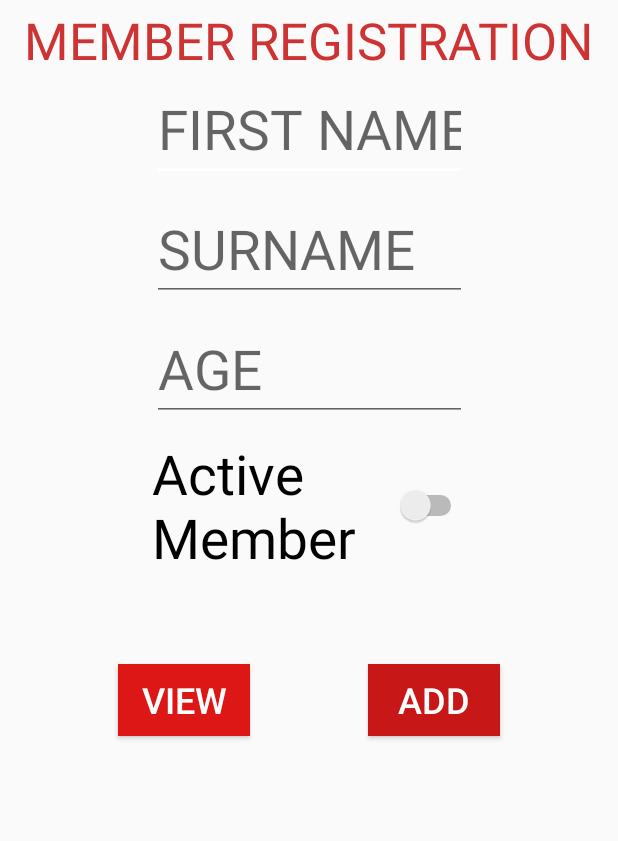
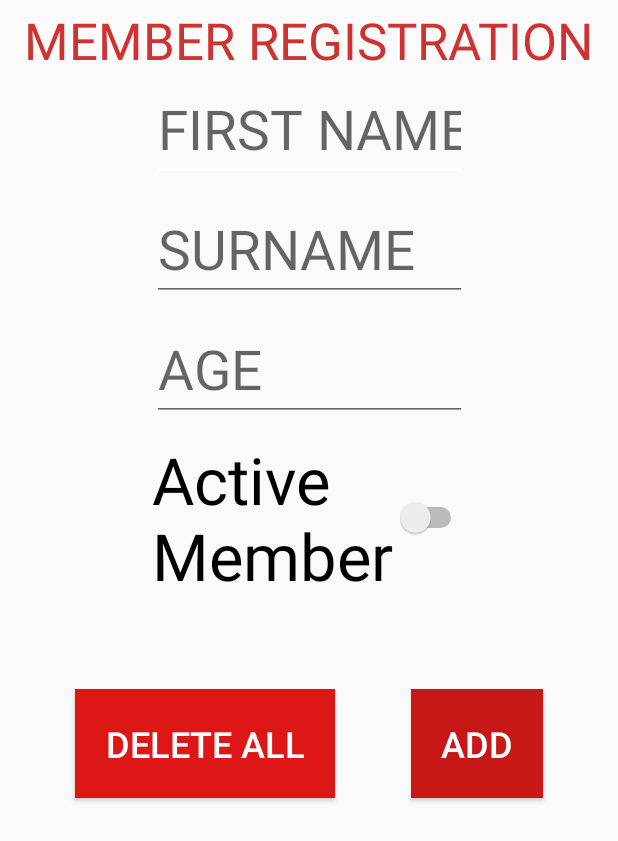
Before and after one commit to jetbreed/SQLiteDemo, an Android app: the screen it shows after launch (MainActivity), on a phone screen of 412 x 824 dp. Shown: the top 841 px of the screen. Run offline under Robolectric (Android 15) with nearby library versions, the phone set to English and light mode, and no system bars.

Commit message:
Full WorkpSpace

```diff
--- a/app/src/main/java/com/niit/sqlitedemo/DatabaseAccessModeller.java
+++ b/app/src/main/java/com/niit/sqlitedemo/DatabaseAccessModeller.java
@@ -8,7 +8,6 @@ import android.database.sqlite.SQLiteOpenHelper;
 
 import androidx.annotation.Nullable;
 
-import java.lang.reflect.Member;
 import java.util.ArrayList;
 import java.util.List;
 
@@ -23,6 +22,7 @@ public class DatabaseAccessModeller extends SQLiteOpenHelper {
     public DatabaseAccessModeller(@Nullable Context theMainActvityClass) {
         super(theMainActvityClass, "member.db", null, 1);
     }
+
 
     @Override
     public void onCreate(SQLiteDatabase member_db) {
@@ -110,4 +110,15 @@ public class DatabaseAccessModeller extends SQLiteOpenHelper {
         }
     }
 
+    public boolean deleteAll(MemberModel memberModel){
+
+        SQLiteDatabase db = this.getWritableDatabase();
+        String queryString = "DELETE FROM " + MEMBER;
+
+//        db.execSQL(queryString, null);
+        db.execSQL(queryString);
+//        db.close();
+        return true;
+    }
+
 }
--- a/app/src/main/java/com/niit/sqlitedemo/MainActivity.java
+++ b/app/src/main/java/com/niit/sqlitedemo/MainActivity.java
@@ -18,7 +18,7 @@ import java.util.List;
 public class MainActivity extends AppCompatActivity {
 
     //    Class Members -> Referencing the widgets---
-    Button btnAdd, btnView;
+    Button btnAdd, btnDeleteAll;
     EditText firstName;
     EditText surName;
     EditText age;
@@ -34,23 +34,32 @@ public class MainActivity extends AppCompatActivity {
         setContentView(R.layout.activity_main);
 
         btnAdd = findViewById(R.id.btnAdd);
-        btnView = findViewById(R.id.btnView);
+        btnDeleteAll = findViewById(R.id.btnDeleteAll);
         firstName = findViewById(R.id.firstName);
         surName = findViewById(R.id.surName);
         age = findViewById(R.id.age);
         activeMember = findViewById(R.id.activeMember);
         listView = findViewById(R.id.listView);
 
-        databaseAccessModeller = new DatabaseAccessModeller(MainActivity.this);
-//        dssds
-        memberArrayList = new ArrayAdapter<MemberModel>(MainActivity.this, android.R.layout.simple_list_item_1, databaseAccessModeller.getResultList());
+        databaseAccessModeller =
+                new DatabaseAccessModeller(this);
+
+        memberArrayList =
+                new ArrayAdapter<MemberModel>
+                        (MainActivity.this,
+                                android.R.layout.simple_list_item_1,
+                                databaseAccessModeller.getResultList());
+
         listView.setAdapter(memberArrayList);
 
-        btnAdd.setOnClickListener(new View.OnClickListener() {
-            @Override
-            public void onClick(View view) {
+        btnAdd.setOnClickListener(view -> {
                 try {
-                    memberModel = new MemberModel(-1, firstName.getText().toString(), surName.getText().toString(), Integer.parseInt(age.getText().toString()), activeMember.isChecked());
+                    memberModel = new MemberModel(
+                            -1,
+                            firstName.getText().toString(),
+                            surName.getText().toString(),
+                            Integer.parseInt(age.getText().toString()),
+                            activeMember.isChecked());
 //                    Toast.makeText(MainActivity.this, memberModel.toString(), Toast.LENGTH_SHORT).show();
                     DatabaseAccessModeller databaseAccessModeller = new DatabaseAccessModeller(MainActivity.this);
 
@@ -65,19 +74,19 @@ public class MainActivity extends AppCompatActivity {
                     Toast.makeText(MainActivity.this, "Inputs Required", Toast.LENGTH_SHORT).show();
                 }
 
-            }
         });
 
-        btnView.setOnClickListener(new View.OnClickListener() {
+        btnDeleteAll.setOnClickListener(new View.OnClickListener() {
             @Override
             public void onClick(View view) {
                 databaseAccessModeller = new DatabaseAccessModeller(MainActivity.this);
-//                List<MemberModel> allMembers = databaseAccessModeller.getResultList();
+
+                boolean deleteSuccess = databaseAccessModeller.deleteAll(memberModel);
+                    Toast.makeText(MainActivity.this, "Status = " + deleteSuccess, Toast.LENGTH_SHORT).show();
 
                 memberArrayList = new ArrayAdapter<MemberModel>(MainActivity.this, android.R.layout.simple_list_item_1, databaseAccessModeller.getResultList());
                 listView.setAdapter(memberArrayList);
 
-//                Toast.makeText(MainActivity.this, allMembers.toString(), Toast.LENGTH_SHORT).show();
             }
         });
 
--- a/app/src/main/res/layout/activity_main.xml
+++ b/app/src/main/res/layout/activity_main.xml
@@ -75,7 +75,7 @@
         android:layout_height="wrap_content"
         android:layout_marginTop="10dp"
         android:text="Active Member"
-        android:textSize="55px"
+        android:textSize="65px"
         app:layout_constraintEnd_toEndOf="parent"
         app:layout_constraintHorizontal_bias="0.501"
         app:layout_constraintStart_toStartOf="parent"
@@ -90,23 +90,25 @@
         android:layout_marginEnd="8dp"
         android:background="#C71717"
         android:text="ADD"
+        android:padding="20dp"
         android:textColor="#FFFFFF"
         android:textSize="24sp"
-        app:layout_constraintBottom_toBottomOf="@+id/btnView"
+        app:layout_constraintBottom_toBottomOf="@+id/btnDeleteAll"
         app:layout_constraintEnd_toEndOf="parent"
-        app:layout_constraintStart_toEndOf="@+id/btnView"
-        app:layout_constraintTop_toTopOf="@+id/btnView" />
+        app:layout_constraintStart_toEndOf="@+id/btnDeleteAll"
+        app:layout_constraintTop_toTopOf="@+id/btnDeleteAll" />
 
     <Button
-        android:id="@+id/btnView"
+        android:id="@+id/btnDeleteAll"
         android:layout_width="wrap_content"
         android:layout_height="wrap_content"
         android:layout_marginStart="8dp"
         android:layout_marginTop="60dp"
         android:background="#DD1616"
-        android:text="VIEW"
+        android:text="DELETE ALL"
         android:textColor="#FFFFFF"
         android:textSize="24sp"
+        android:padding="20dp"
         app:layout_constraintEnd_toStartOf="@id/btnAdd"
         app:layout_constraintStart_toStartOf="parent"
         app:layout_constraintTop_toBottomOf="@+id/activeMember" />
@@ -118,7 +120,7 @@
         android:layout_marginTop="20dp"
         app:layout_constraintEnd_toEndOf="parent"
         app:layout_constraintStart_toStartOf="parent"
-        app:layout_constraintTop_toBottomOf="@+id/btnView" />
+        app:layout_constraintTop_toBottomOf="@+id/btnDeleteAll" />
 
 </androidx.constraintlayout.widget.ConstraintLayout>
 
```
